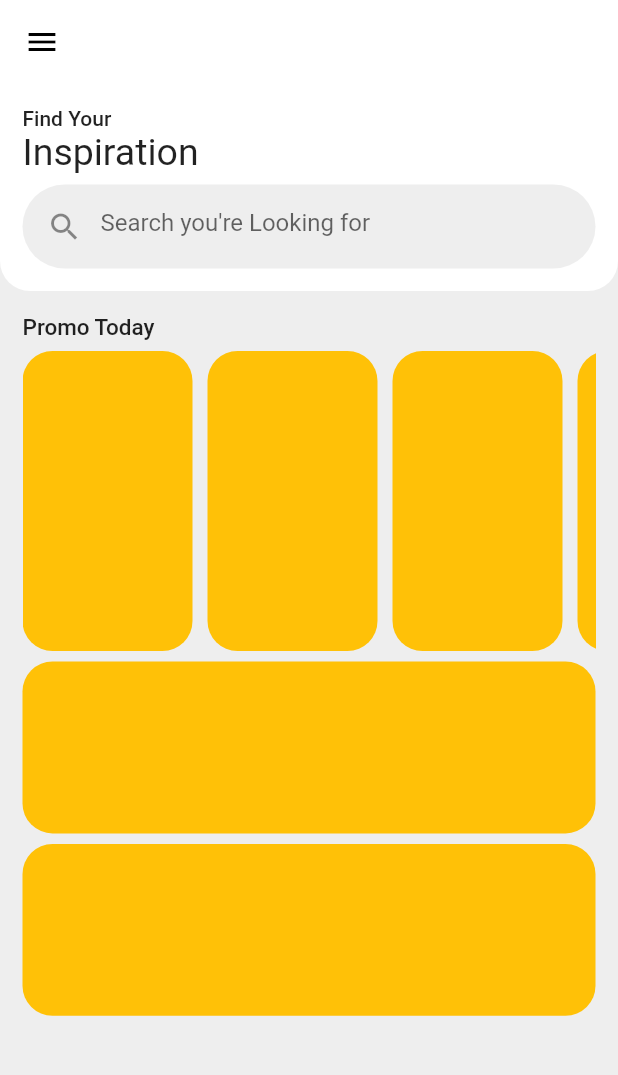
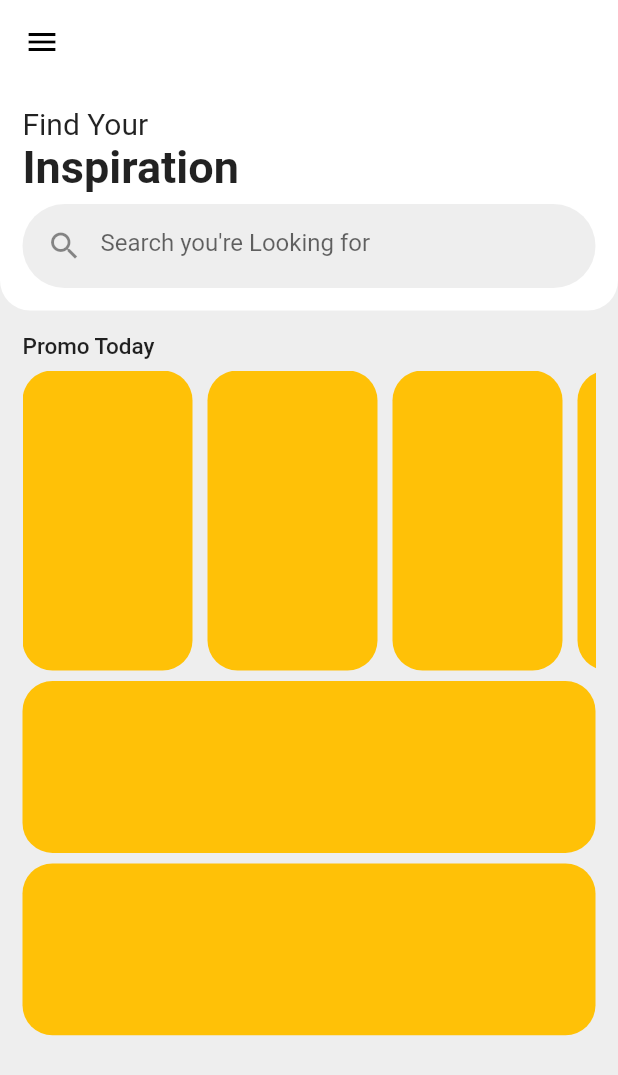
Before and after one commit to Mr-Manpreet-Singh/fluttreUI, a Flutter app: the screen it shows after launch, on a phone screen of 412 x 824 dp. Shown: the top 1075 px of the screen. Run offline on Flutter 3.47's test engine with Material 2 defaults, Android fonts, the phone set to English and light mode, and no system bars.

Commit message:
Setted the promo widget

```diff
--- a/lib/main.dart
+++ b/lib/main.dart
@@ -7,7 +7,9 @@ void main() {
 }
 
 class MyApp extends StatelessWidget {
-  const MyApp({super.key});
+  const MyApp({Key? key});
+
+  @override
   Widget build(BuildContext context) {
     return MaterialApp(
       home: SafeArea(
@@ -17,12 +19,13 @@ class MyApp extends StatelessWidget {
             elevation: 0,
             backgroundColor: Colors.white,
             foregroundColor: Colors.black,
-            leading: IconButton(onPressed: () {}, icon: const Icon(Icons.menu)),
+            leading: IconButton(
+              onPressed: () {},
+              icon: const Icon(Icons.menu),
             ),
-          body: Container(
-            child: Column(
+          ),
+          body: Column(
             crossAxisAlignment: CrossAxisAlignment.start,
-              mainAxisSize: MainAxisSize.min,
             children: [
               Container(
                 padding: EdgeInsets.all(15),
@@ -38,32 +41,37 @@ class MyApp extends StatelessWidget {
                   children: [
                     Text(
                       "Find Your",
-                        style: Theme.of(context).textTheme.labelLarge,
+                      style: TextStyle(fontSize: 20,fontWeight: FontWeight.w400),
                     ),
-                      Text(
+                    const Text(
                       "Inspiration",
-                        style: TextStyle(fontSize: 25),
+                      style: TextStyle(fontSize: 30,fontWeight: FontWeight.bold),
                     ),
-                      SizedBox(height: 7),
+                    const SizedBox(height: 7),
                     Container(
-                        padding: EdgeInsets.all(4),
+                      padding: const EdgeInsets.all(4),
                       decoration: BoxDecoration(
                         borderRadius: BorderRadius.circular(50),
                         color: Colors.grey[200],
                       ),
-                        child: TextField(
+                      child: const TextField(
                         decoration: InputDecoration(
                           prefixIcon: Icon(Icons.search),
                           hintText: "Search you're Looking for",
-                              border: InputBorder.none),
+                          border: InputBorder.none,
                         ),
-                      )
+                      ),
+                    ),
                   ],
                 ),
               ),
-                PromoToday(),
+
+              Expanded(
+                child: SingleChildScrollView(
+                  child: PromoToday(),
+                ),
+              ),
             ],
-            ),
           ),
         ),
       ),
--- a/lib/widgets/promo_today.dart
+++ b/lib/widgets/promo_today.dart
@@ -5,9 +5,9 @@ import 'package:day1_inspiration_app/widgets/bottom_card.dart';
 class PromoToday extends StatelessWidget {
   PromoToday({super.key});
   Widget build(BuildContext context) {
-    return const Padding(
+    return Container(
       padding: EdgeInsets.all(15.0),
-      child: Column(
+      child: const Column(
         crossAxisAlignment: CrossAxisAlignment.start,
         children: [
           Text(
@@ -47,3 +47,22 @@ class PromoToday extends StatelessWidget {
     );
   }
 }
+
+
+
+
+
+
+
+
+
+
+// LayoutBuilder(
+//   builder: (BuildContext context, BoxConstraints constraints) {
+//     double availableHeight = constraints.maxHeight;
+//     // Use the availableHeight as needed
+//     return Container(
+//       // Your widget tree
+//     );
+//   },
+// ),
```
Lines whose indentation alone changed are shown as unchanged.
